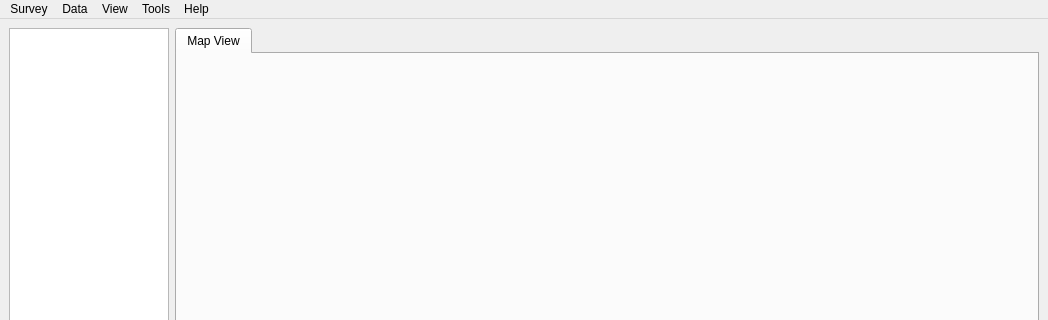
Qt form well_pygeopressure/ui/main_window.ui (whimian/pyGeoPressure_well) before a commit; both pictures show x 0 to 1048 and y 0 to 320 of the 1048 by 581 pixel window.
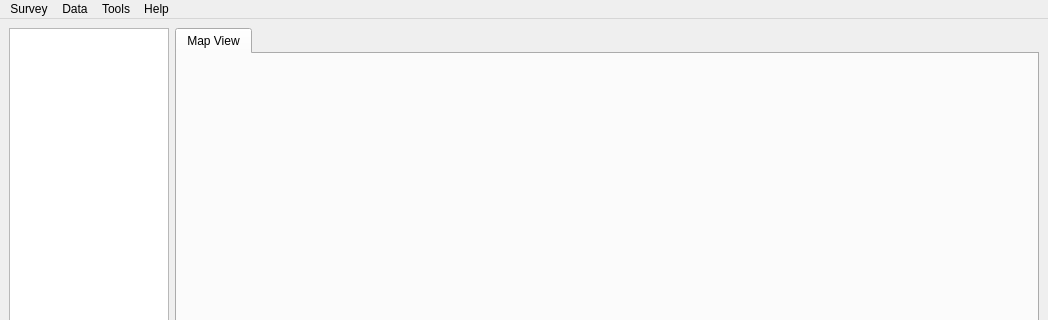
The same form after that commit. Icons and pictures are not drawn.

Commit message: add close confirmation dialog

Patch:
```diff
--- a/well_pygeopressure/ui/main_window.ui
+++ b/well_pygeopressure/ui/main_window.ui
@@ -94,12 +94,6 @@
     <addaction name="separator"/>
     <addaction name="actionManage_wells"/>
    </widget>
-   <widget class="QMenu" name="menuView">
-    <property name="title">
-     <string>View</string>
-    </property>
-    <addaction name="actionMap_view"/>
-   </widget>
    <widget class="QMenu" name="menuTools">
     <property name="title">
      <string>Tools</string>
@@ -128,7 +122,6 @@
    </widget>
    <addaction name="menuProjects"/>
    <addaction name="menuData"/>
-   <addaction name="menuView"/>
    <addaction name="menuTools"/>
    <addaction name="menuHelp"/>
   </widget>
```
Left out of the diff: 19 changed lines with no effect on the pictures. The commit also changes 2 other files.
